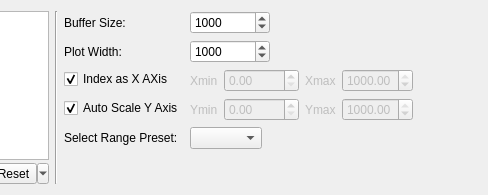
Before: the Qt Designer form src/plotcontrolpanel.ui in AlexanderAmelkin/SerialPlot, drawn with Qt 5; both pictures show x 218 to 706 and y 0 to 195 of the 706 by 195 pixel window.
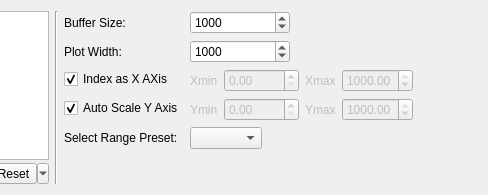
After: the same form once the commit is applied. Custom widgets are drawn as their Qt base class.

Commit message: fix widget size

```diff
--- a/src/plotcontrolpanel.ui
+++ b/src/plotcontrolpanel.ui
@@ -144,10 +144,16 @@
       <widget class="QSpinBox" name="spNumOfSamples">
        <property name="minimumSize">
         <size>
-         <width>80</width>
+         <width>100</width>
          <height>0</height>
         </size>
        </property>
+       <property name="maximumSize">
+        <size>
+         <width>100</width>
+         <height>16777215</height>
+        </size>
+       </property>
        <property name="toolTip">
         <string>Length of acquisition as number of samples</string>
        </property>
@@ -351,10 +357,16 @@
       <widget class="QSpinBox" name="spPlotWidth">
        <property name="minimumSize">
         <size>
-         <width>80</width>
+         <width>100</width>
          <height>0</height>
         </size>
        </property>
+       <property name="maximumSize">
+        <size>
+         <width>100</width>
+         <height>16777215</height>
+        </size>
+       </property>
        <property name="toolTip">
         <string>Width of X axis as maximum number of samples that are shown in plot</string>
        </property>
```
